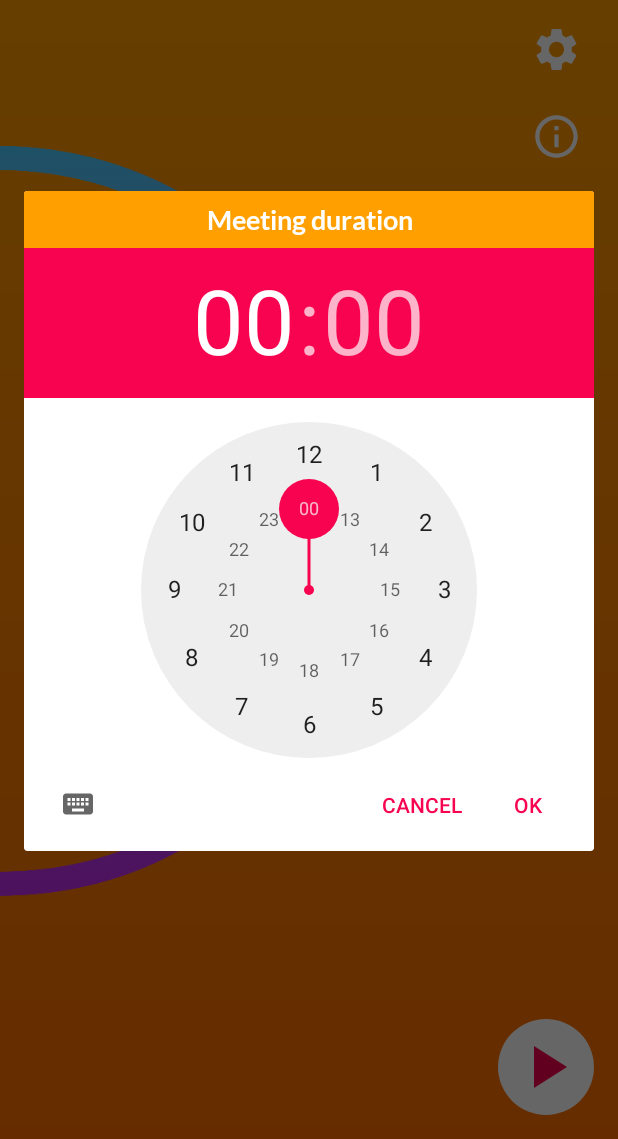
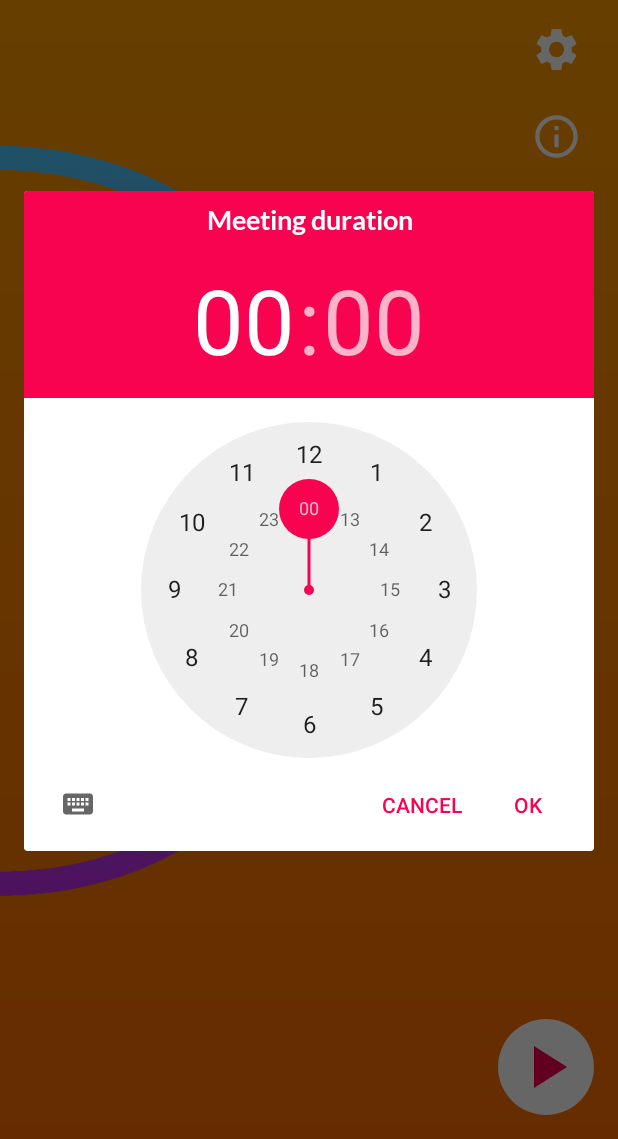
Before and after one commit to kerimovscreations/late-android, an Android app: the screen it shows after launch (MainActivity), after a tap on "Play icon", on a phone screen of 412 x 824 dp, the part 97-1236 px from its top. Run offline under Robolectric (Android 15) with nearby library versions, the phone set to English and light mode, and no system bars; our stand-ins replace ButterKnife.

Commit message:
updated time picker ui

```diff
--- a/app/src/main/res/layout/dialog_title.xml
+++ b/app/src/main/res/layout/dialog_title.xml
@@ -5,7 +5,7 @@
     android:fontFamily="@font/lato_bold"
     android:padding="@dimen/medium_margin"
     android:text="@string/select_the_meeting_duration"
-    android:background="@color/colorPrimary"
+    android:background="@color/colorAccent"
     android:textAlignment="center"
     android:textColor="@color/colorWhite"
     android:textSize="18sp" />
```
